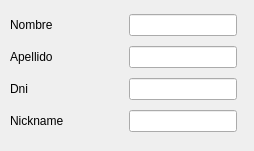
First picture: the form in ui_buscarusuario.ui, repository benArambide/ProyFinal-IS2, before the edit.
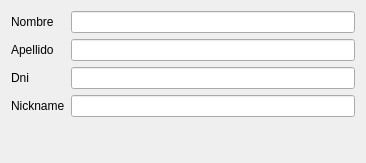
Second picture: the form after the edit.

Diff of the .ui file:
```diff
--- a/ui_buscarusuario.ui
+++ b/ui_buscarusuario.ui
@@ -6,23 +6,25 @@
    <rect>
     <x>0</x>
     <y>0</y>
-    <width>254</width>
-    <height>151</height>
+    <width>366</width>
+    <height>163</height>
    </rect>
   </property>
+  <property name="minimumSize">
+   <size>
+    <width>320</width>
+    <height>158</height>
+   </size>
+  </property>
   <property name="windowTitle">
    <string>Form</string>
   </property>
-  <widget class="QWidget" name="layoutWidget">
-   <property name="geometry">
-    <rect>
-     <x>10</x>
-     <y>10</y>
-     <width>227</width>
-     <height>128</height>
-    </rect>
-   </property>
-   <layout class="QGridLayout" name="gridLayout_2">
+  <layout class="QGridLayout" name="gridLayout">
+   <item row="0" column="0">
+    <layout class="QFormLayout" name="formLayout">
+     <property name="fieldGrowthPolicy">
+      <enum>QFormLayout::AllNonFixedFieldsGrow</enum>
+     </property>
     <item row="0" column="0">
      <widget class="QLabel" name="label">
       <property name="text">
@@ -31,20 +33,7 @@
      </widget>
     </item>
     <item row="0" column="1">
-     <spacer name="horizontalSpacer_3">
-      <property name="orientation">
-       <enum>Qt::Horizontal</enum>
-      </property>
-      <property name="sizeHint" stdset="0">
-       <size>
-        <width>17</width>
-        <height>20</height>
-       </size>
-      </property>
-     </spacer>
-    </item>
-    <item row="0" column="2">
-     <widget class="QLineEdit" name="lineEdit"/>
+      <widget class="QLineEdit" name="le_nombre"/>
     </item>
     <item row="1" column="0">
      <widget class="QLabel" name="label_2">
@@ -53,8 +42,8 @@
       </property>
      </widget>
     </item>
-    <item row="1" column="2">
-     <widget class="QLineEdit" name="lineEdit_2"/>
+     <item row="1" column="1">
+      <widget class="QLineEdit" name="le_apellido"/>
     </item>
     <item row="2" column="0">
      <widget class="QLabel" name="label_3">
@@ -63,9 +52,6 @@
       </property>
      </widget>
     </item>
-    <item row="2" column="2">
-     <widget class="QLineEdit" name="lineEdit_3"/>
-    </item>
     <item row="3" column="0">
      <widget class="QLabel" name="label_4">
       <property name="text">
@@ -73,11 +59,15 @@
       </property>
      </widget>
     </item>
-    <item row="3" column="2">
-     <widget class="QLineEdit" name="lineEdit_4"/>
-    </item>
-   </layout>
-  </widget>
+     <item row="3" column="1">
+      <widget class="QLineEdit" name="le_nick"/>
+     </item>
+     <item row="2" column="1">
+      <widget class="QLineEdit" name="le_dni"/>
+     </item>
+    </layout>
+   </item>
+  </layout>
  </widget>
  <resources/>
  <connections/>
```
Lines whose indentation alone changed are shown as unchanged.
